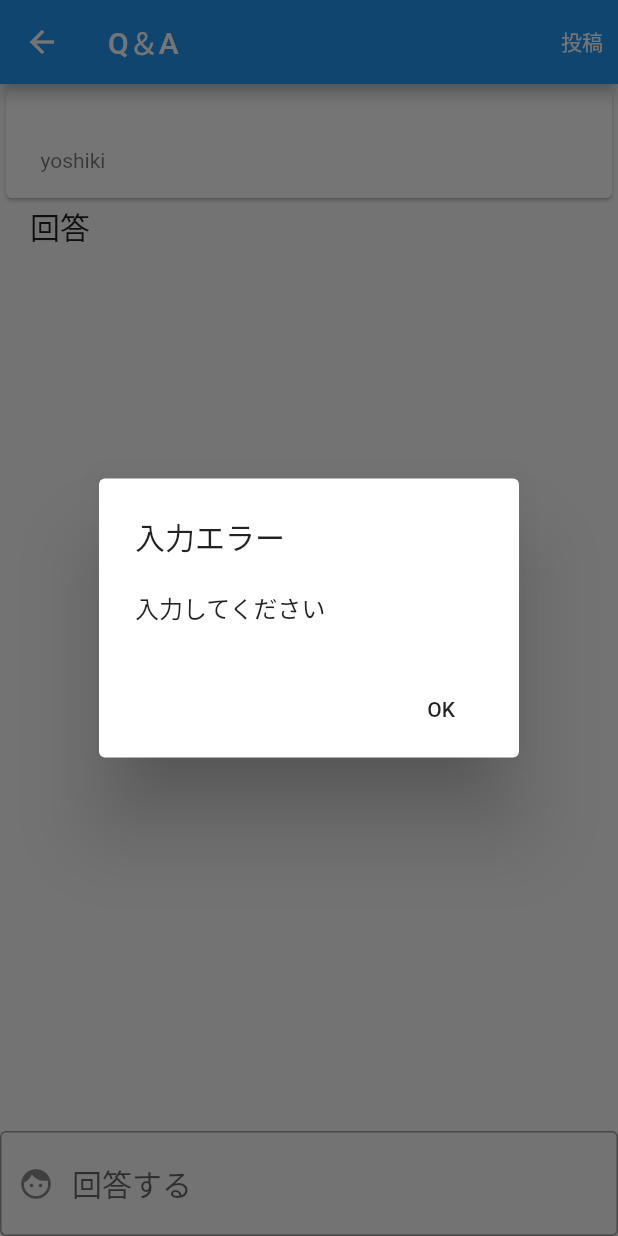
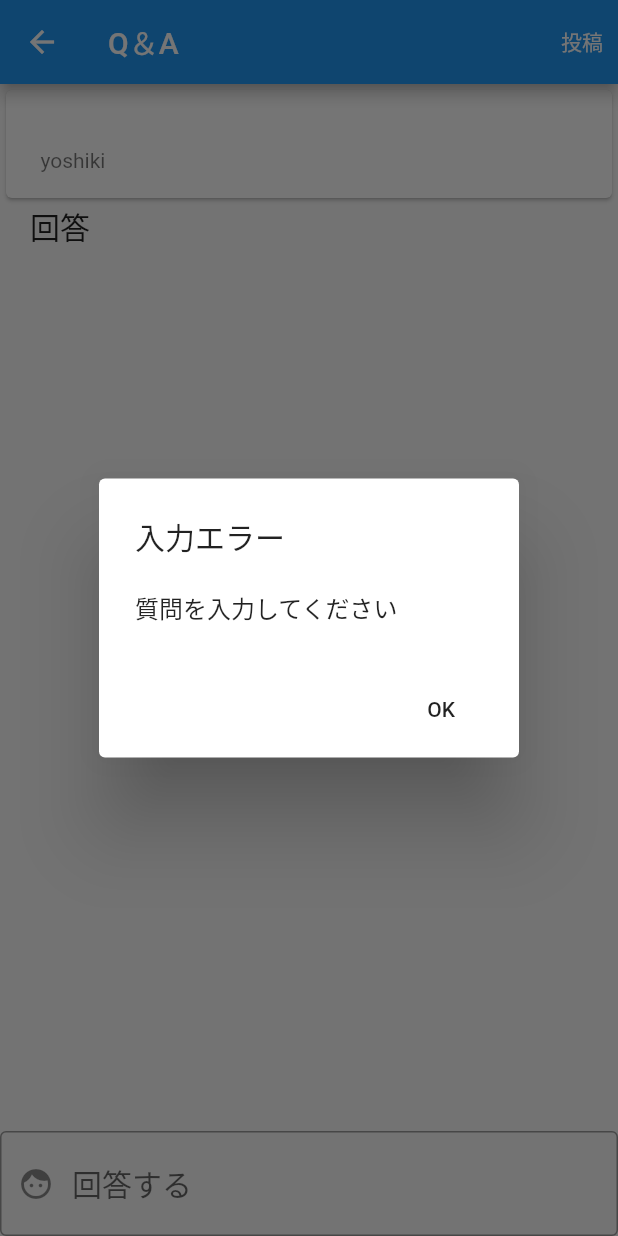
Before and after one commit to Tech-Uni-Summer-Hackathon2021/team-d, a Flutter app: the ContentPage screen opened directly with empty values, after a tap on "投稿", on a phone screen of 412 x 824 dp. Run offline on Flutter 3.47's test engine with Material 2 defaults, Android fonts, the phone set to English and light mode, and no system bars; our stand-ins replace cloud_firestore, firebase_auth, firebase_core, shared_preferences; accounts and stored records are empty.

```diff
--- a/lib/screens/content.dart
+++ b/lib/screens/content.dart
@@ -35,7 +35,7 @@ class _ContentPagePageState extends State<ContentPage> {
                       builder: (context) {
                         return AlertDialog(
                           title: Text('入力エラー'),
-                          content: Text('入力してください'),
+                          content: Text('質問を入力してください'),
                           actions: <Widget>[
                             FlatButton(
                               child: Text("OK"),
@@ -52,29 +52,10 @@ class _ContentPagePageState extends State<ContentPage> {
                     _firestore.collection("replies").add(
                       {"reply": reply_content, "reply_id": widget.id},
                     );
-                    showDialog(
-                      context: context,
-                      builder: (context) {
-                        return AlertDialog(
-                          title: Text('入力エラー'),
-                          content: Text('入力してください'),
-                          actions: <Widget>[
-                            FlatButton(
-                              child: Text("OK"),
-                              onPressed: () => Navigator.pop(context),
-
-
-
-                            ),
-
-                          ],
-                        );
-                      },
-                    );
-
-
-                  } //ここに処理
-                }),
+                  Navigator.pop(context);
+                  }
+                  //ここに処理
+                } ),
 
           ]
       ),
```
